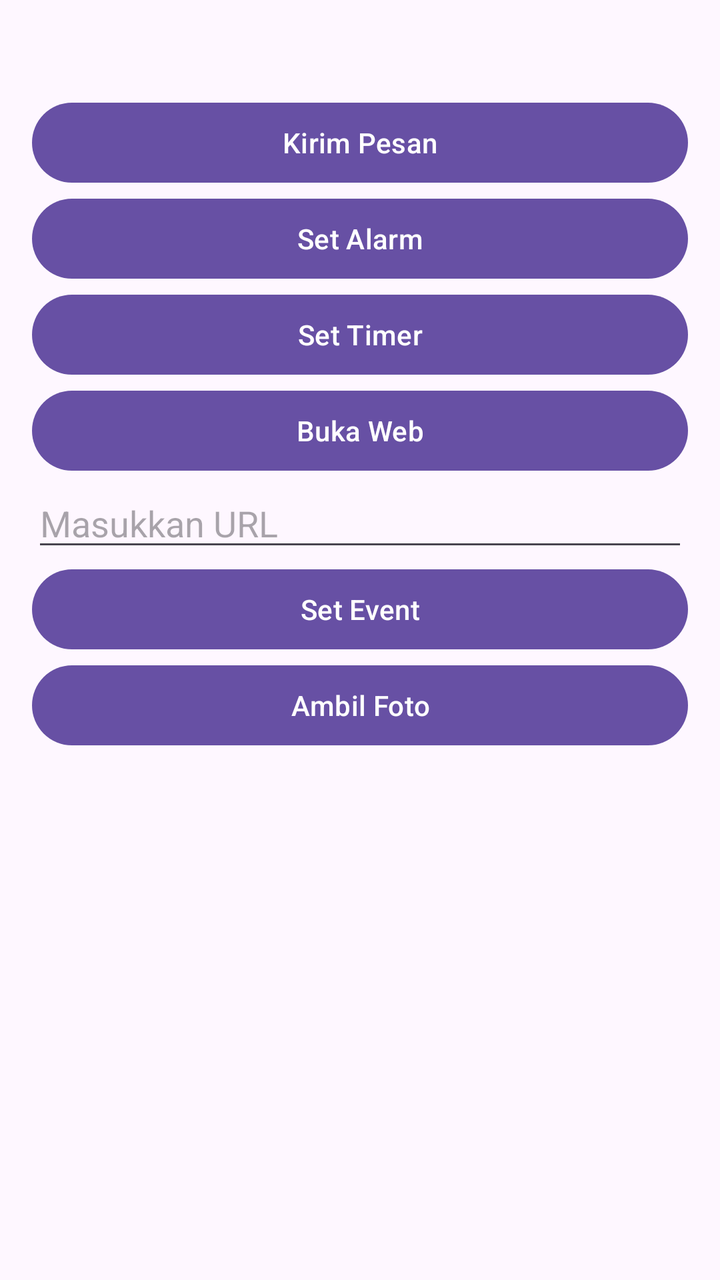
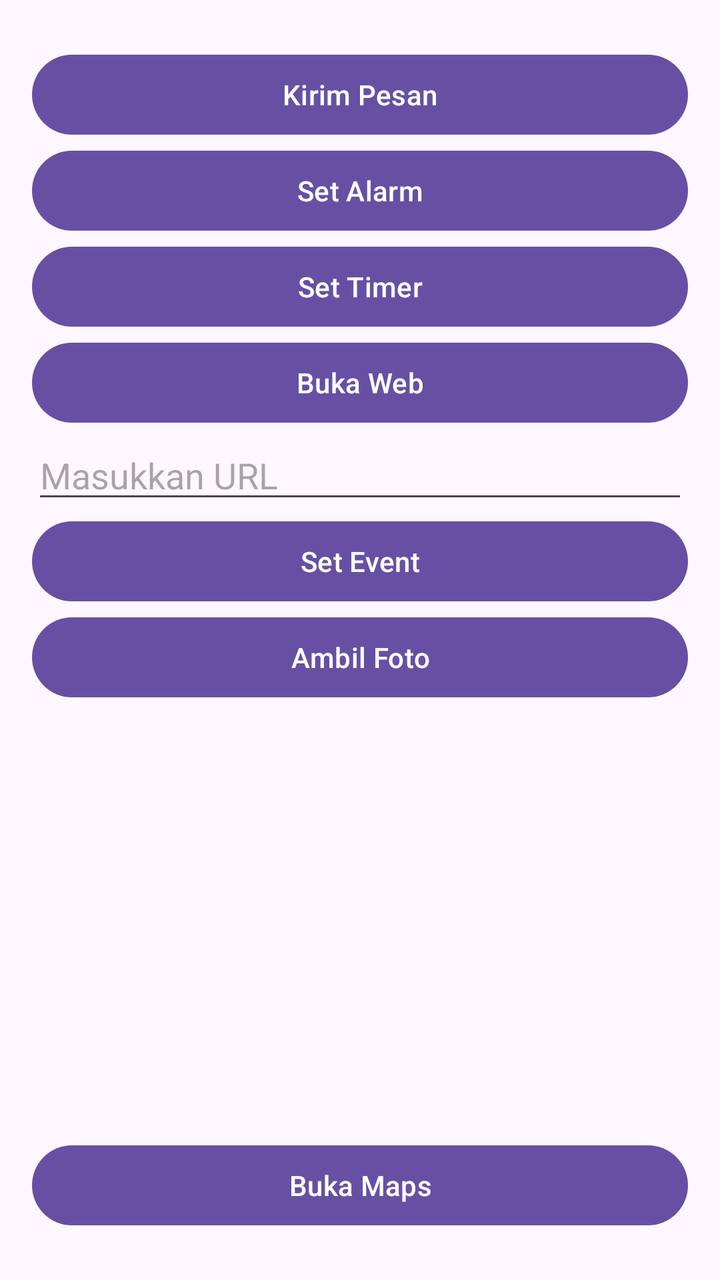

Before-and-after screenshots of an Android layout around one commit, followed by the original layout XML and the change that was made.
<!-- AndroidManifest.xml: application theme Theme.ImplisitIntent -->
<!-- res/layout/activity_main.xml -->
<?xml version="1.0" encoding="utf-8"?>
<LinearLayout xmlns:android="http://schemas.android.com/apk/res/android"
    android:layout_width="match_parent"
    android:layout_height="match_parent"
    android:orientation="vertical"
    android:padding="16dp"
    android:gravity="center">

    <Button
        android:id="@+id/btnKirimPesan"
        android:layout_width="match_parent"
        android:layout_height="wrap_content"
        android:text="Kirim Pesan" />


    <Button
        android:id="@+id/btnSetAlarm"
        android:layout_width="match_parent"
        android:layout_height="wrap_content"
        android:text="@string/btn_set_alarm" />

    <Button
        android:id="@+id/btnSetTimer"
        android:layout_width="match_parent"
        android:layout_height="wrap_content"
        android:text="@string/btn_set_timer" />

    <Button
        android:id="@+id/btnOpenURL"
        android:layout_width="match_parent"
        android:layout_height="wrap_content"
        android:text="@string/btn_open_web" />

    <EditText
        android:id="@+id/etURL"
        android:layout_width="match_parent"
        android:layout_height="wrap_content"
        android:hint="Masukkan URL" />

    <Button
        android:id="@+id/btnSetEvent"
        android:layout_width="match_parent"
        android:layout_height="wrap_content"
        android:text="Set Event" />

    <Button
        android:id="@+id/btnGetPhoto"
        android:layout_width="match_parent"
        android:layout_height="wrap_content"
        android:text="@string/btn_get_photo" />

    <ImageView
        android:id="@+id/ivHasil"
        android:layout_width="match_parent"
        android:layout_height="200dp"
        android:layout_marginTop="16dp"
        android:contentDescription="@string/desc_iv_hasil" />
</LinearLayout>
<!-- resources referenced by this layout -->
<resources>
  <string name="btn_get_photo">Ambil Foto</string>
  <string name="btn_open_web">Buka Web</string>
  <string name="btn_set_alarm">Set Alarm</string>
  <string name="btn_set_timer">Set Timer</string>
  <string name="desc_iv_hasil">Hasil Foto</string>
  <style name="Theme.ImplisitIntent" parent="Base.Theme.ImplisitIntent" />
  <style name="Base.Theme.ImplisitIntent" parent="Theme.Material3.DayNight.NoActionBar">
          
          
      </style>
</resources>

<!-- the commit's change to res/layout/activity_main.xml (unified diff, before → after) -->
@@ -11,7 +11,6 @@
         android:layout_width="match_parent"
         android:layout_height="wrap_content"
         android:text="Kirim Pesan" />
-
 
     <Button
         android:id="@+id/btnSetAlarm"
@@ -55,4 +54,11 @@
         android:layout_height="200dp"
         android:layout_marginTop="16dp"
         android:contentDescription="@string/desc_iv_hasil" />
+
+    <Button
+        android:id="@+id/btnBukaMaps"
+        android:layout_width="match_parent"
+        android:layout_height="wrap_content"
+        android:text="Buka Maps" />
+
 </LinearLayout>
